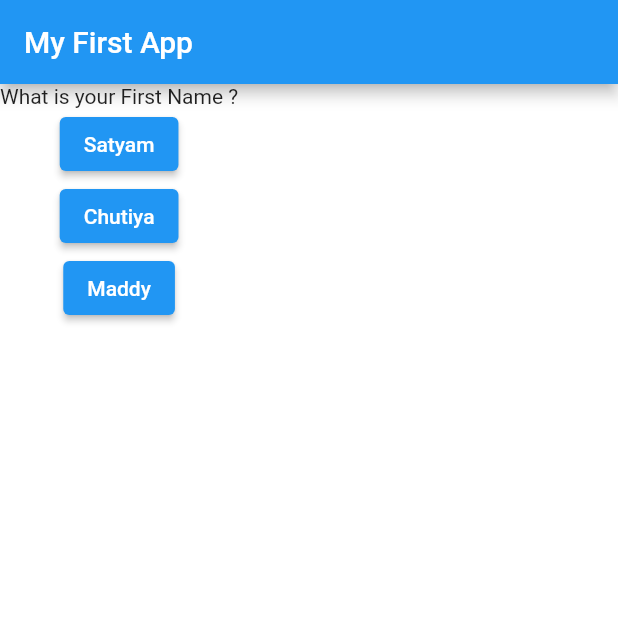
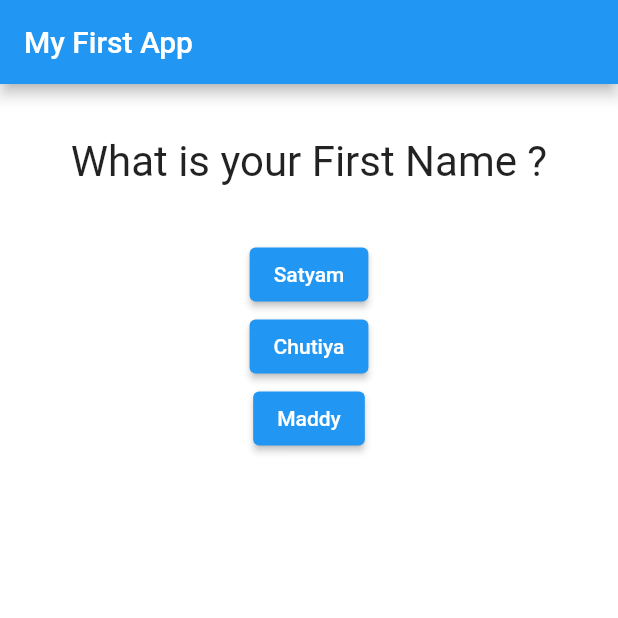
Before and after one commit to gamedevsatyam/quiz-app, a Flutter app: the screen it shows after launch, on a phone screen of 412 x 824 dp, the top half of it. Run offline on Flutter 3.47's test engine with Material 2 defaults, Android fonts, the phone set to English and light mode, and no system bars.

```diff
--- a/lib/main.dart
+++ b/lib/main.dart
@@ -1,6 +1,7 @@
 // ignore_for_file: prefer_const_constructors, prefer_const_literals_to_create_immutables, avoid_print, non_constant_identifier_names, use_key_in_widget_constructors
 
 import 'package:flutter/material.dart';
+import './question.dart';
 
 void main() => runApp(_MyApp());
 
@@ -37,16 +38,21 @@ class _MyAppState extends State<_MyApp> {
           title: Text('My First App'),
         ),
         body: Column(children: [
-          Text(question[_questionIndex]),
+          Question(
+            question[_questionIndex]
+          ),
           ElevatedButton(
             onPressed: () => { print("Your Name is satyam")},
-            child: Text("Satyam")),
+            child: Text("Satyam")
+          ),
           ElevatedButton(
             onPressed: AnswerQuestion,
-            child: Text("Chutiya")),
+            child: Text("Chutiya")
+          ),
           ElevatedButton(
             onPressed: AnswerQuestion,
-            child: Text("Maddy")),
+            child: Text("Maddy")
+          ),
         ]),
       ),
     );
--- a/lib/question.dart
+++ b/lib/question.dart
@@ -0,0 +1,25 @@
+
+
+// ignore_for_file: prefer_const_constructors_in_immutables, avoid_unnecessary_containers
+
+import 'package:flutter/material.dart';
+
+class Question extends StatelessWidget{
+  final String questionText;
+
+  Question(this.questionText, {Key? key}) : super(key: key);
+
+  @override
+  Widget build (BuildContext context) {
+    return Container(
+      width: double.infinity,
+      margin: EdgeInsets.all(25),
+      padding: EdgeInsets.all(10),
+      child: Text(
+        questionText,
+        textAlign: TextAlign.center,
+        style: TextStyle(fontSize: 28),
+      ),
+    );
+  }
+}
```
